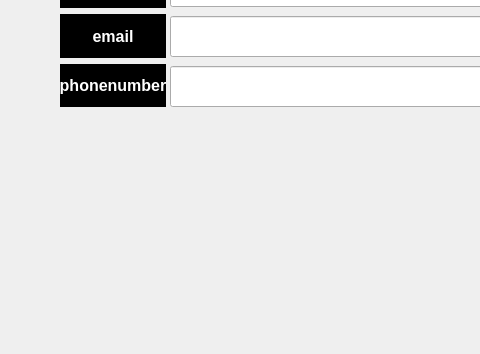
Qt form PofferClient/pages/pages/signup.ui (mohamadsalimi19/Poffer-Game-AP) before a commit; both pictures show x 0 to 480 and y 334 to 688 of the 848 by 688 pixel window.
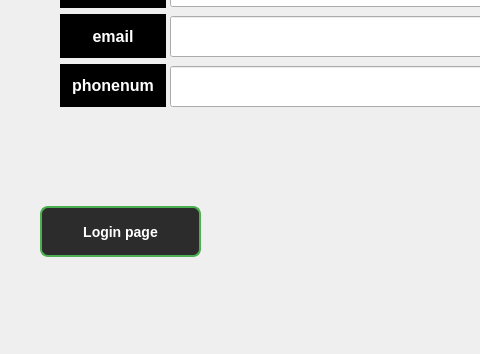
The same form after that commit.

What changed in the file:
```diff
--- a/PofferClient/pages/pages/signup.ui
+++ b/PofferClient/pages/pages/signup.ui
@@ -416,7 +416,7 @@
 </string>
       </property>
       <property name="text">
-       <string>phonenumber</string>
+       <string>phonenum</string>
       </property>
       <property name="alignment">
        <set>Qt::AlignmentFlag::AlignCenter</set>
@@ -550,6 +550,71 @@
     <string>next</string>
    </property>
   </widget>
+  <widget class="QPushButton" name="pushButton_2">
+   <property name="geometry">
+    <rect>
+     <x>40</x>
+     <y>540</y>
+     <width>161</width>
+     <height>51</height>
+    </rect>
+   </property>
+   <property name="styleSheet">
+    <string notr="true">/* بک‌گراند کل ویجت اصلی سیاه */
+QWidget {
+    background-color: #000000;  /* سیاه */
+    color: #e0e0e0;             /* رنگ متن روشن */
+    font-family: &quot;Segoe UI&quot;, Tahoma, Geneva, Verdana, sans-serif;
+    font-size: 14px;
+}
+
+/* لیبل‌ها متن سفید و فونت کمی بزرگ‌تر */
+QLabel {
+    color: #ffffff;
+    font-weight: 600;
+    font-size: 16px;
+}
+
+/* دکمه‌ها با رنگ پس‌زمینه خاکستری تیره و متن سفید */
+QPushButton {
+    background-color: #2c2c2c;
+    color: #ffffff;
+    border: 1.5px solid #4caf50; /* حاشیه سبز */
+    border-radius: 8px;
+    padding: 8px 16px;
+    font-weight: bold;
+    transition: background-color 0.3s ease;
+}
+
+QPushButton:hover {
+    background-color: #4caf50;  /* سبز روشن */
+    color: #000000;             /* متن مشکی */
+}
+
+/* ورودی متن */
+QLineEdit {
+    background-color: #1a1a1a;
+    color: #e0e0e0;
+    border: 1px solid #4caf50;
+    border-radius: 6px;
+    padding: 6px 10px;
+}
+
+QLineEdit:hover {
+    border-color: #81c784;  /* سبز روشن‌تر */
+}
+
+/* انتخاب متن در ورودی */
+QLineEdit:selected {
+    background-color: #4caf50;
+    color: #000000;
+}
+</string>
+   </property>
+   <property name="text">
+    <string>Login page</string>
+   </property>
+  </widget>
  </widget>
  <resources/>
  <connections/>
```
